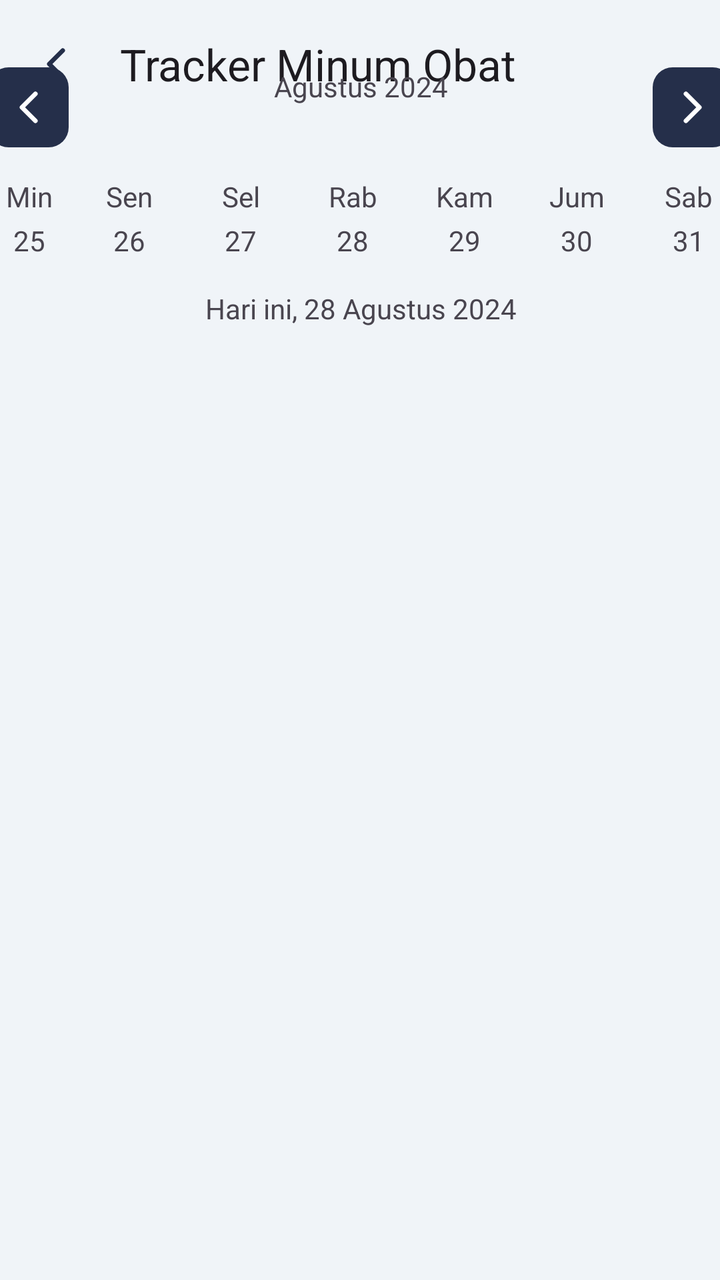
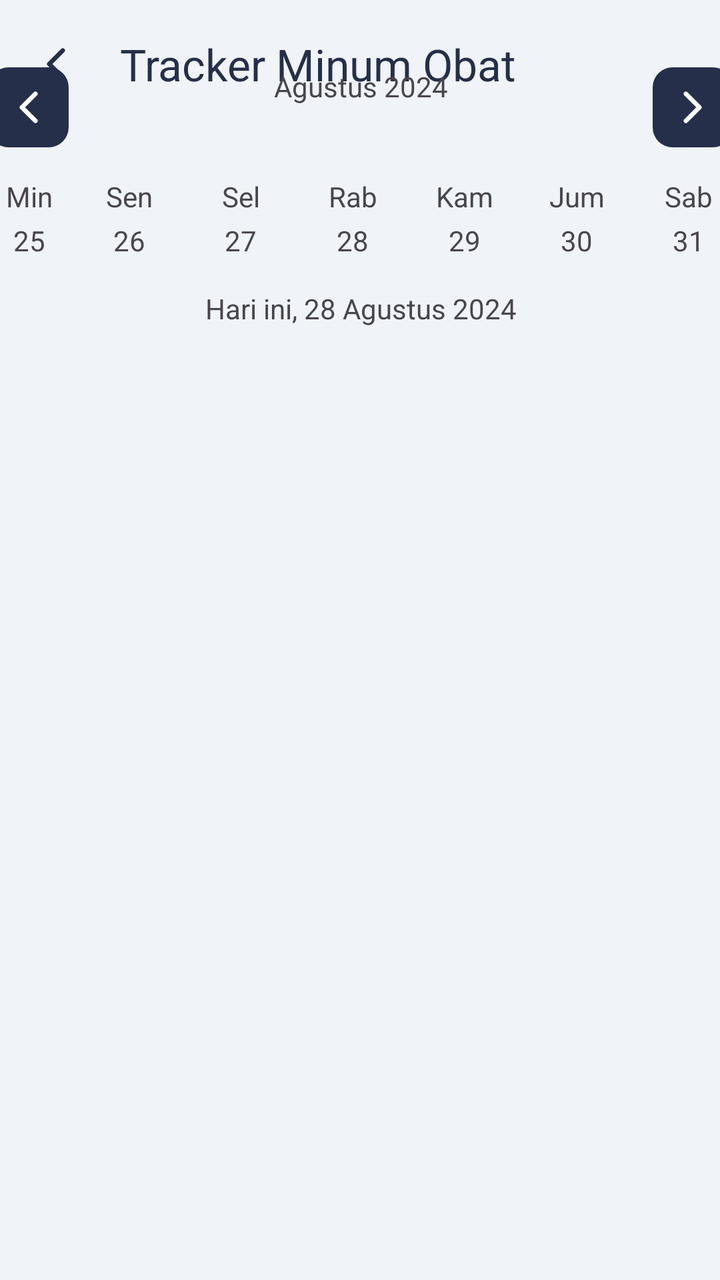

An Android layout rendered at two revisions. The XML below is the earlier revision; the diff shows what the commit changed to produce the second picture.
<!-- AndroidManifest.xml: application theme Theme.PatientMobileApp -->
<!-- res/layout/activity_tracker_minum_obat.xml -->
<?xml version="1.0" encoding="utf-8"?>
<androidx.constraintlayout.widget.ConstraintLayout xmlns:android="http://schemas.android.com/apk/res/android"
    xmlns:app="http://schemas.android.com/apk/res-auto"
    xmlns:tools="http://schemas.android.com/tools"
    android:id="@+id/main"
    android:layout_width="match_parent"
    android:layout_height="match_parent"
    android:background="@color/abu"
    tools:context=".TrackerMinumObat">

    <androidx.appcompat.widget.Toolbar
        android:id="@+id/trackerobat"
        android:layout_width="match_parent"
        android:layout_height="wrap_content"
        android:background="@color/abu"
        android:minHeight="?attr/actionBarSize"
        android:theme="?attr/actionBarTheme"
        app:layout_constraintEnd_toEndOf="parent"
        app:layout_constraintStart_toStartOf="parent"
        app:layout_constraintTop_toTopOf="parent"
        app:navigationIcon="@drawable/ion_chevron_back"
        app:title="Tracker Minum Obat" />

    <LinearLayout
        android:layout_width="372dp"
        android:layout_height="637dp"
        android:orientation="vertical"
        app:layout_constraintBottom_toBottomOf="parent"
        app:layout_constraintEnd_toEndOf="parent"
        app:layout_constraintStart_toStartOf="parent"
        app:layout_constraintTop_toBottomOf="@+id/trackerobat">

        <LinearLayout
            android:layout_width="match_parent"
            android:layout_height="wrap_content"
            android:layout_marginBottom="15dp"
            android:orientation="horizontal">

            <ImageButton
                android:id="@+id/buttonprev"
                android:layout_width="40dp"
                android:layout_height="40dp"
                android:background="@drawable/button_biru"
                android:src="@drawable/ion_chevron_back"
                android:contentDescription="Back"
                app:tint="@android:color/white" />

            <TextView
                android:id="@+id/textView2"
                android:layout_width="225dp"
                android:layout_height="wrap_content"
                android:layout_weight="1"
                android:text="Agustus 2024"
                android:textAlignment="center" />

            <ImageButton
                android:id="@+id/buttonnext"
                android:layout_width="40dp"
                android:layout_height="40dp"
                android:background="@drawable/button_biru"
                android:src="@drawable/ion_chevron_back"
                android:contentDescription="Back"
                android:rotation="180"
                app:tint="@android:color/white" />
        </LinearLayout>

        <LinearLayout
            android:layout_width="match_parent"
            android:layout_height="wrap_content"
            android:layout_marginBottom="15dp"
            android:orientation="horizontal">

            <LinearLayout
                android:layout_width="41dp"
                android:layout_height="match_parent"
                android:layout_marginRight="10dp"
                android:orientation="vertical">

                <TextView
                    android:id="@+id/textView3"
                    android:layout_width="match_parent"
                    android:layout_height="wrap_content"
                    android:layout_marginBottom="3dp"
                    android:text="Min"
                    android:textAlignment="center" />

                <TextView
                    android:id="@+id/textView6"
                    android:layout_width="match_parent"
                    android:layout_height="wrap_content"
                    android:text="25"
                    android:textAlignment="center" />
            </LinearLayout>

            <LinearLayout
                android:layout_width="39dp"
                android:layout_height="match_parent"
                android:layout_marginRight="16dp"
                android:orientation="vertical">

                <TextView
                    android:id="@+id/textView20"
                    android:layout_width="match_parent"
                    android:layout_height="wrap_content"
                    android:layout_marginBottom="3dp"
                    android:text="Sen"
                    android:textAlignment="center" />

                <TextView
                    android:id="@+id/textView21"
                    android:layout_width="match_parent"
                    android:layout_height="wrap_content"
                    android:text="26"
                    android:textAlignment="center" />
            </LinearLayout>

            <LinearLayout
                android:layout_width="40dp"
                android:layout_height="match_parent"
                android:layout_marginRight="16dp"
                android:orientation="vertical">

                <TextView
                    android:id="@+id/textView22"
                    android:layout_width="match_parent"
                    android:layout_height="wrap_content"
                    android:layout_marginBottom="3dp"
                    android:text="Sel"
                    android:textAlignment="center" />

                <TextView
                    android:id="@+id/textView23"
                    android:layout_width="match_parent"
                    android:layout_height="wrap_content"
                    android:text="27"
                    android:textAlignment="center" />
            </LinearLayout>

            <LinearLayout
                android:layout_width="40dp"
                android:layout_height="match_parent"
                android:layout_marginRight="16dp"
                android:orientation="vertical">

                <TextView
                    android:id="@+id/textView24"
                    android:layout_width="match_parent"
                    android:layout_height="wrap_content"
                    android:layout_marginBottom="3dp"
                    android:text="Rab"
                    android:textAlignment="center" />

                <TextView
                    android:id="@+id/textView25"
                    android:layout_width="match_parent"
                    android:layout_height="wrap_content"
                    android:text="28"
                    android:textAlignment="center" />
            </LinearLayout>

            <LinearLayout
                android:layout_width="40dp"
                android:layout_height="match_parent"
                android:layout_marginRight="16dp"
                android:orientation="vertical">

                <TextView
                    android:id="@+id/textView26"
                    android:layout_width="match_parent"
                    android:layout_height="wrap_content"
                    android:layout_marginBottom="3dp"
                    android:text="Kam"
                    android:textAlignment="center" />

                <TextView
                    android:id="@+id/textView27"
                    android:layout_width="match_parent"
                    android:layout_height="wrap_content"
                    android:text="29"
                    android:textAlignment="center" />
            </LinearLayout>

            <LinearLayout
                android:layout_width="40dp"
                android:layout_height="match_parent"
                android:layout_marginRight="16dp"
                android:orientation="vertical">

                <TextView
                    android:id="@+id/textView28"
                    android:layout_width="match_parent"
                    android:layout_height="wrap_content"
                    android:layout_marginBottom="3dp"
                    android:text="Jum"
                    android:textAlignment="center" />

                <TextView
                    android:id="@+id/textView29"
                    android:layout_width="match_parent"
                    android:layout_height="wrap_content"
                    android:text="30"
                    android:textAlignment="center" />
            </LinearLayout>

            <LinearLayout
                android:layout_width="40dp"
                android:layout_height="match_parent"
                android:layout_marginRight="16dp"
                android:orientation="vertical">

                <TextView
                    android:id="@+id/textView30"
                    android:layout_width="match_parent"
                    android:layout_height="wrap_content"
                    android:layout_marginBottom="3dp"
                    android:text="Sab"
                    android:textAlignment="center" />

                <TextView
                    android:id="@+id/textView31"
                    android:layout_width="match_parent"
                    android:layout_height="wrap_content"
                    android:text="31"
                    android:textAlignment="center" />
            </LinearLayout>
        </LinearLayout>

        <TextView
            android:id="@+id/textView32"
            android:layout_width="match_parent"
            android:layout_height="wrap_content"
            android:layout_marginBottom="30dp"
            android:text="Hari ini, 28 Agustus 2024"
            android:textAlignment="center" />

        <androidx.recyclerview.widget.RecyclerView
            android:id="@+id/trackerRecycler"
            android:layout_width="match_parent"
            android:layout_height="match_parent" />


    </LinearLayout>
</androidx.constraintlayout.widget.ConstraintLayout>
<!-- resources referenced by this layout -->
<resources>
  <color name="abu">#F0F4F8</color>
  <!-- drawable button_biru (drawable) -->
  <?xml version="1.0" encoding="utf-8"?>
  <shape xmlns:android="http://schemas.android.com/apk/res/android">
      <solid android:color="@color/biruTua"/>
      <corners android:radius="10dp"/>
  </shape>
  <!-- drawable ion_chevron_back (drawable) -->
  <vector xmlns:android="http://schemas.android.com/apk/res/android"
      android:width="24dp"
      android:height="24dp"
      android:viewportWidth="24"
      android:viewportHeight="24">
    <path
        android:pathData="M15.375,5.25L8.625,12L15.375,18.75"
        android:strokeLineJoin="round"
        android:strokeWidth="2.25"
        android:fillColor="#00000000"
        android:strokeColor="#252F4A"
        android:strokeLineCap="round"/>
  </vector>
  <style name="Theme.PatientMobileApp" parent="Base.Theme.PatientMobileApp" />
  <color name="biruTua">#252F4A</color>
  <style name="Base.Theme.PatientMobileApp" parent="Theme.Material3.DayNight.NoActionBar">
          
          <item name="colorPrimary">@color/biruTua</item>
      </style>
</resources>

<!-- the commit's change to res/layout/activity_tracker_minum_obat.xml (unified diff, before → after) -->
@@ -14,12 +14,12 @@
         android:layout_height="wrap_content"
         android:background="@color/abu"
         android:minHeight="?attr/actionBarSize"
-        android:theme="?attr/actionBarTheme"
         app:layout_constraintEnd_toEndOf="parent"
         app:layout_constraintStart_toStartOf="parent"
         app:layout_constraintTop_toTopOf="parent"
         app:navigationIcon="@drawable/ion_chevron_back"
-        app:title="Tracker Minum Obat" />
+        app:title="Tracker Minum Obat"
+        app:titleTextColor="@color/biruTua" />
 
     <LinearLayout
         android:layout_width="372dp"
<!-- resource entries referenced after the edit -->
@@ -26,6 +26,9 @@
   <style name="Base.Theme.PatientMobileApp" parent="Theme.Material3.DayNight.NoActionBar">
           
           <item name="colorPrimary">@color/biruTua</item>
+          <item name="actionBarTheme">@style/ThemeOverlay.Material3.ActionBar</item>
+          <item name="android:windowBackground">@color/abu</item>
+          <item name="android:forceDarkAllowed" tools:targetApi="q">false</item>
       </style>
 </resources>
 
